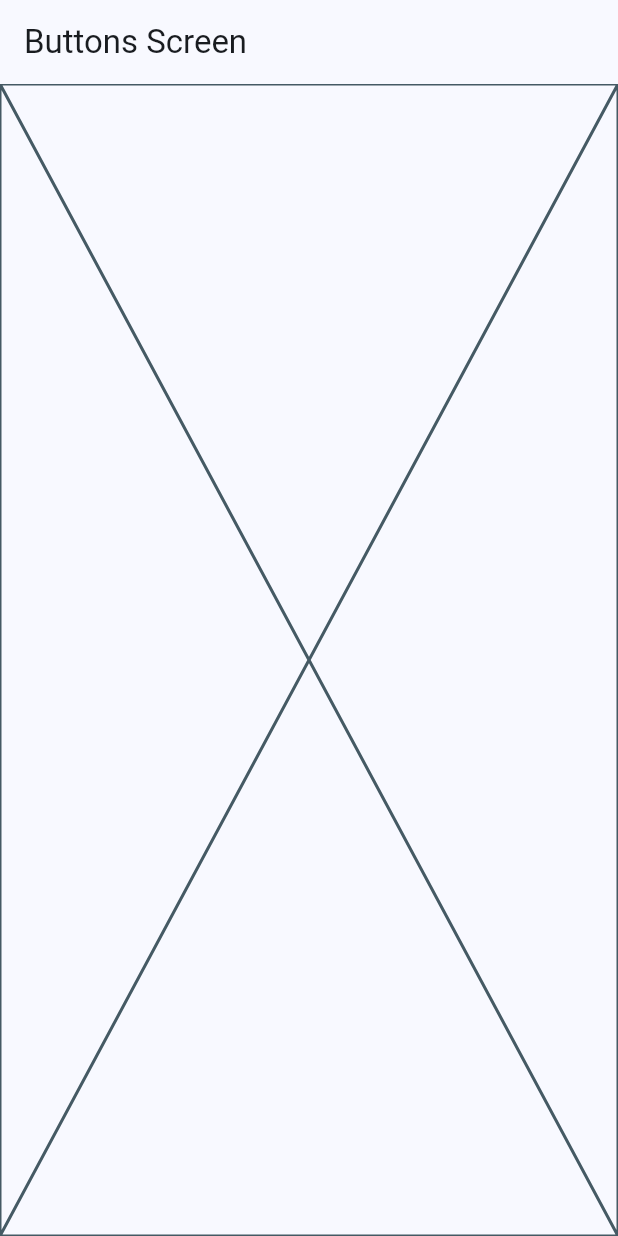
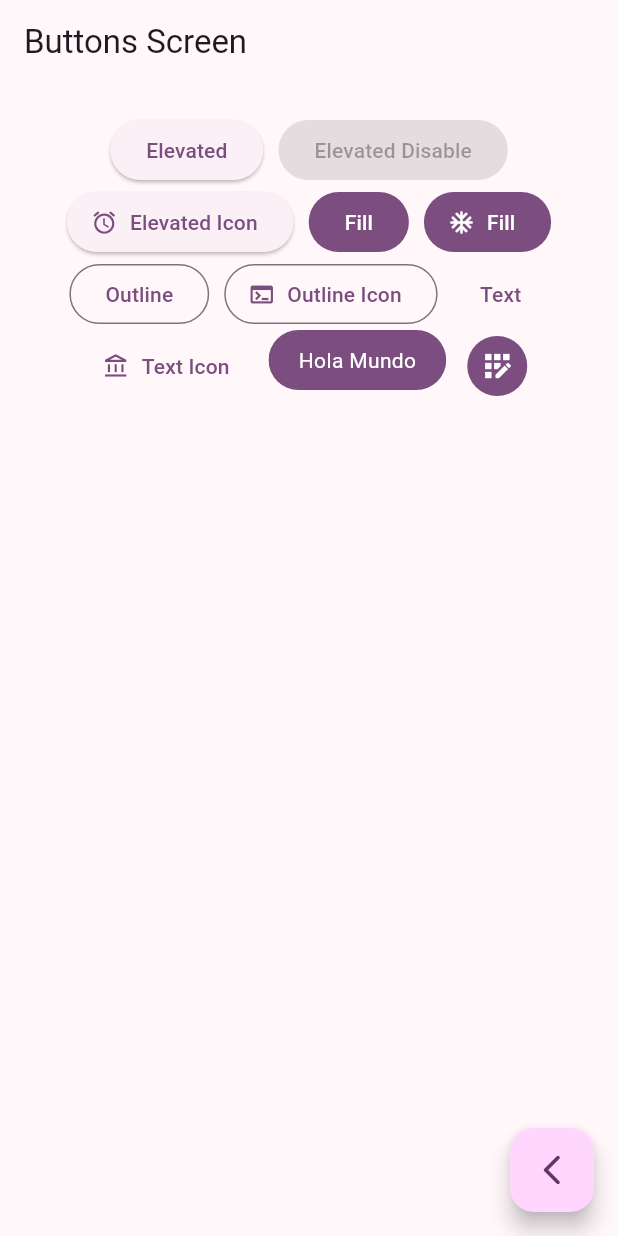
Before and after one commit to Rogerr14/Material-3-Flutter, a Flutter app: the ButtonScreen screen opened by its route, on a phone screen of 412 x 824 dp. Run offline on Flutter 3.47's test engine with Material 3 defaults, Android fonts, the phone set to English and light mode, and no system bars; our stand-ins replace go_router.

Commit message:
buttons screens finish

```diff
--- a/lib/main.dart
+++ b/lib/main.dart
@@ -14,7 +14,7 @@ class MainApp extends StatelessWidget {
     return MaterialApp.router(
       routerConfig: appRouter,
       debugShowCheckedModeBanner: false,
-      theme: AppTheme(selectedColor: 0).getTheme(),
+      theme: AppTheme(selectedColor: 3).getTheme(),
 
     );
   }
--- a/lib/presentation/screens/buttons/buttons_screens.dart
+++ b/lib/presentation/screens/buttons/buttons_screens.dart
@@ -1,4 +1,5 @@
 import 'package:flutter/material.dart';
+import 'package:go_router/go_router.dart';
 
 class ButtonScreen extends StatelessWidget {
   const ButtonScreen({super.key});
@@ -10,7 +11,93 @@ class ButtonScreen extends StatelessWidget {
       appBar: AppBar(
         title: const Text('Buttons Screen'),
       ),
-      body: const Placeholder(),
+      body: const _ButtonsView(),
+      floatingActionButton: FloatingActionButton(
+        child: const Icon(Icons.arrow_back_ios_new_rounded),
+        onPressed: () {
+          context.pop();
+        },
+      ),
     );
   }
 }
+
+class _ButtonsView extends StatelessWidget {
+  const _ButtonsView();
+
+  @override
+  Widget build(BuildContext context) {
+    final colors = Theme.of(context).colorScheme;
+
+    return SizedBox(
+      width: double.infinity,
+      child: Padding(
+        padding: const EdgeInsets.symmetric(horizontal: 10, vertical: 20),
+        child: Wrap(
+          spacing: 10,
+          //crossAxisAlignment: WrapCrossAlignment.center,
+          alignment: WrapAlignment.center,
+          children: [
+            ElevatedButton(onPressed: () {}, child: const Text('Elevated')),
+            const ElevatedButton(
+                onPressed: null, child: Text('Elevated Disable')),
+            ElevatedButton.icon(
+              onPressed: () {},
+              icon: const Icon(Icons.access_alarm_rounded),
+              label: const Text('Elevated Icon'),
+            ),
+            FilledButton(onPressed: () {}, child: const Text('Fill')),
+            FilledButton.icon(
+                onPressed: () {},
+                icon: const Icon(Icons.ac_unit_rounded),
+                label: const Text('Fill')),
+            OutlinedButton(onPressed: () {}, child: const Text('Outline')),
+            OutlinedButton.icon(
+                onPressed: () {},
+                icon: const Icon(Icons.terminal),
+                label: const Text('Outline Icon')),
+            TextButton(onPressed: () {}, child: const Text('Text')),
+            TextButton.icon(
+                onPressed: () {},
+                icon: const Icon(Icons.account_balance_outlined),
+                label: const Text('Text Icon')),
+            const CustomButton(),
+            IconButton(
+                onPressed: () {},
+                icon: const Icon(Icons.app_registration_outlined),
+                style: ButtonStyle(
+                    backgroundColor: MaterialStatePropertyAll(colors.primary),
+                    iconColor: const MaterialStatePropertyAll(Colors.white))),
+          ],
+        ),
+      ),
+    );
+  }
+}
+
+class CustomButton extends StatelessWidget {
+  const CustomButton({super.key});
+
+  @override
+  Widget build(BuildContext context) {
+    final colors = Theme.of(context).colorScheme;
+
+    return ClipRRect(
+      borderRadius: BorderRadius.circular(20),
+      child: Material(
+        color: colors.primary,
+        child: InkWell(
+
+          onTap: (){},
+          child: Padding(
+            padding: const EdgeInsets.symmetric(vertical: 10, horizontal: 20),
+            child: Text(
+              'Hola Mundo',
+              style: TextStyle(color: Colors.white),
+            ),
+          ),
+        ),
+      ),
+    );
+  }
+}
--- a/lib/presentation/screens/home/home_screen.dart
+++ b/lib/presentation/screens/home/home_screen.dart
@@ -1,7 +1,7 @@
 import 'package:flutter/material.dart';
 import 'package:go_router/go_router.dart';
 import 'package:widgets_app/config/menu/menu_items.dart';
-import 'package:widgets_app/presentation/screens/cards/card_screen.dart';
+//import 'package:widgets_app/presentation/screens/cards/card_screen.dart';
 
 class HomeScreen extends StatelessWidget {
   const HomeScreen({super.key});
@@ -66,5 +66,5 @@ class _CustomListTile extends StatelessWidget {
 
         });
   }
-  //TODO: Navegar a otra pantalla
+
 }
```
